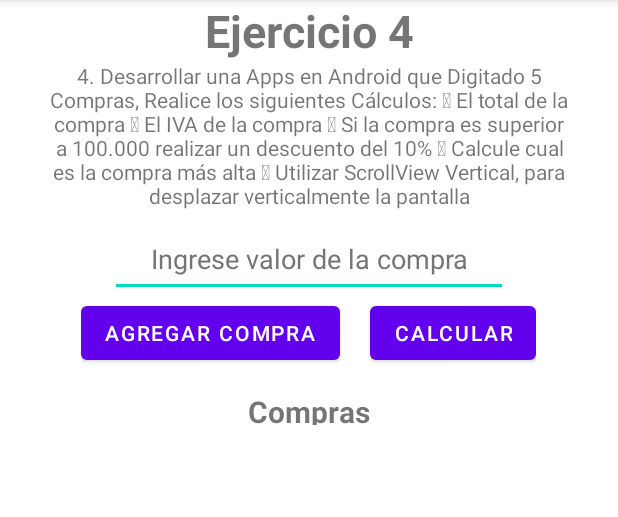
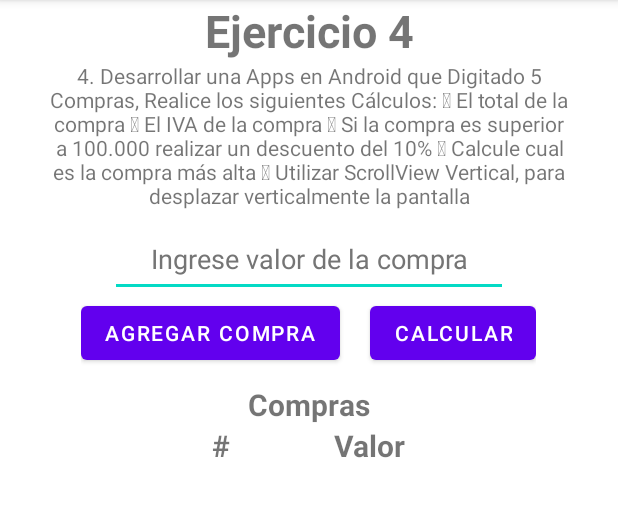
Before and after one commit to RobertoAnguloDeveloper/AppU2, an Android app: the Ej4Activity screen opened directly, with no data from a screen before it, on a phone screen of 412 x 824 dp, the part 84-601 px from its top. Run offline under Robolectric (Android 15) with nearby library versions, the phone set to English and light mode, and no system bars.

Commit message:
Ej4 In progress

```diff
--- a/app/src/main/java/com/udc/aau2/Ej4Activity.java
+++ b/app/src/main/java/com/udc/aau2/Ej4Activity.java
@@ -2,30 +2,68 @@ package com.udc.aau2;
 
 import androidx.appcompat.app.AppCompatActivity;
 
+import android.content.Context;
 import android.os.Bundle;
+import android.view.Gravity;
+import android.view.View;
 import android.widget.Button;
 import android.widget.EditText;
+import android.widget.LinearLayout;
 import android.widget.TableLayout;
+import android.widget.TableRow;
+import android.widget.TextView;
 
+import com.udc.aau2.ejercicios.Compra;
 import com.udc.aau2.ejercicios.Ej4;
 
 public class Ej4Activity extends AppCompatActivity {
-    EditText compra;
+    EditText compraEditText;
+    Compra compra;
     Button agregarCompra, calcular;
     TableLayout tableCompra;
     Ej4 ej4;
+    Integer count;
 
     @Override
     protected void onCreate(Bundle savedInstanceState) {
         super.onCreate(savedInstanceState);
         setContentView(R.layout.activity_ej4);
 
-        compra = findViewById(R.id.compra);
+        compraEditText = findViewById(R.id.compra);
         agregarCompra = findViewById(R.id.btnAgregarCompra);
         calcular = findViewById(R.id.btnCalcCompra);
         tableCompra = findViewById(R.id.listaCompras);
         ej4 = new Ej4();
+        count = 0;
 
+        agregarCompra.setOnClickListener(new View.OnClickListener() {
+            @Override
+            public void onClick(View view) {
+                Context context = view.getContext();
 
+                TableRow tableRow = new TableRow(context);
+                String compraString = String.valueOf(compraEditText.getText());
+                if(compraString.isEmpty()){
+                    compraString = "0.0";
+                }
+                Double comp = Double.parseDouble(compraString);
+                compra = new Compra();
+                compra.setCompra(comp);
+                ej4.agregarALista(compra);
+                TextView textView1 = new TextView(context);
+                TextView textView2 = new TextView(context);
+
+                count++;
+
+                textView1.setText(String.valueOf(count));
+                textView2.setText(String.valueOf(compra.getCompra()));
+
+                tableRow.addView(textView1);
+                tableRow.addView(textView2);
+
+                tableCompra.addView(tableRow);
+
+            }
+        });
     }
 }
--- /dev/null
+++ b/app/src/main/java/com/udc/aau2/ejercicios/Compra.java
@@ -0,0 +1,43 @@
+package com.udc.aau2.ejercicios;
+
+public class Compra {
+    private Double compra;
+    private Double compraConDescuento;
+    private static final Double iva = 0.19;
+    private static final Double descuento = 0.1;
+    private static final Double minDescuento = 100000.0;
+
+    public Compra() {
+        this.compraConDescuento = 0.0;
+        this.compra = 0.0;
+    }
+
+    public Double getCompra() {
+        return compra;
+    }
+
+    public void setCompra(Double compra) {
+        this.compra = compra;
+    }
+
+    public Double getCompraConDescuento() {
+        return compraConDescuento;
+    }
+
+    public void setCompraConDescuento(Double compraConDescuento) {
+        this.compraConDescuento = compraConDescuento;
+    }
+
+    public Double getIva() {
+        return iva;
+    }
+
+    public Double getDescuento() {
+        return descuento;
+    }
+
+    public Double getMinDescuento() {
+        return minDescuento;
+    }
+
+}
--- a/app/src/main/java/com/udc/aau2/ejercicios/Ej4.java
+++ b/app/src/main/java/com/udc/aau2/ejercicios/Ej4.java
@@ -1,4 +1,41 @@
 package com.udc.aau2.ejercicios;
 
+import java.util.ArrayList;
+import java.util.List;
+
 public class Ej4 {
+    private List<Compra> listaCompras;
+    private Double totalCompras, iva, descuentoPorMayor;
+
+    public Ej4() {
+        this.listaCompras = new ArrayList<>();
+        this.iva = new Compra().getIva();
+        this.descuentoPorMayor = new Compra().getDescuento();
+        this.totalCompras = 0.0;
+    }
+
+    public void agregarALista(Compra compra){
+        this.listaCompras.add(compra);
+    }
+
+    public double calcularCompra(){
+
+        for (int i = 0; i < this.listaCompras.size(); i++) {
+            if(this.listaCompras.get(i).getCompra() > this.listaCompras.get(i).getMinDescuento()){
+                Double compraConIva = this.listaCompras.get(i).getCompra() * iva;
+                Double compraConDescuento = this.listaCompras.get(i).getCompra() * descuentoPorMayor;
+                Double descuentos = compraConDescuento + compraConIva;
+                Double conDescuentos = this.listaCompras.get(i).getCompra() - descuentos;
+                this.listaCompras.get(i).setCompraConDescuento(conDescuentos);
+            }else{
+                Double compraConIva = this.listaCompras.get(i).getCompra() * iva;
+                Double conDescuentos = this.listaCompras.get(i).getCompra() - compraConIva;
+                this.listaCompras.get(i).setCompraConDescuento(conDescuentos);
+            }
+
+            totalCompras += this.listaCompras.get(i).getCompraConDescuento();
+        }
+
+        return totalCompras;
+    }
 }
--- a/app/src/main/res/layout/activity_ej4.xml
+++ b/app/src/main/res/layout/activity_ej4.xml
@@ -39,7 +39,7 @@
             android:ems="10"
             android:gravity="center_horizontal"
             android:hint="@string/fragEj4_input_placeholder"
-            android:inputType="text"
+            android:inputType="numberDecimal"
             android:minHeight="48dp"
             android:textColorHint="#757575" />
 
@@ -70,7 +70,8 @@
             android:id="@+id/listaCompras"
             android:layout_width="wrap_content"
             android:layout_height="wrap_content"
-            android:layout_gravity="center">
+            android:layout_gravity="center"
+            android:layout_marginTop="10dp">
 
             <TableRow
                 android:layout_width="wrap_content"
@@ -81,10 +82,30 @@
                     android:id="@+id/titleTableCompra"
                     android:layout_width="wrap_content"
                     android:layout_height="wrap_content"
-                    android:layout_marginTop="10dp"
                     android:text="@string/titleTableCompra"
                     android:textSize="20sp"
                     android:textStyle="bold" />
+            </TableRow>
+            <TableRow
+                android:layout_width="wrap_content"
+                android:layout_height="wrap_content"
+                android:layout_gravity="center">
+
+                    <TextView
+                        android:id="@+id/tableCompraRowNumber"
+                        android:layout_width="wrap_content"
+                        android:layout_height="wrap_content"
+                        android:text="@string/tableCompraRowNumber"
+                        android:textSize="20sp"
+                        android:textStyle="bold" />
+                    <TextView
+                        android:id="@+id/tableCompraValor"
+                        android:layout_width="wrap_content"
+                        android:layout_height="wrap_content"
+                        android:text="@string/tableCompraValor"
+                        android:textSize="20sp"
+                        android:textStyle="bold" />
+
             </TableRow>
         </TableLayout>
 
--- a/app/src/main/res/values/strings.xml
+++ b/app/src/main/res/values/strings.xml
@@ -33,4 +33,9 @@ opciones para imprimir: Normal o Al Reves</string>
     <string name="fragEj4_input_placeholder">Ingrese valor de la compra</string>
     <string name="btnAgregarCompra">Agregar compra</string>
     <string name="titleTableCompra">Compras</string>
+    <string name="tableCompraRowNumber">#</string>
+    <string name="tableCompraValor">Valor</string>
+    <string name="tableCompraTotal">Total compras</string>
+    <string name="tableComprasIva">IVA</string>
+    <string name="tableComprasDescuento">Descuento</string>
 </resources>
```
